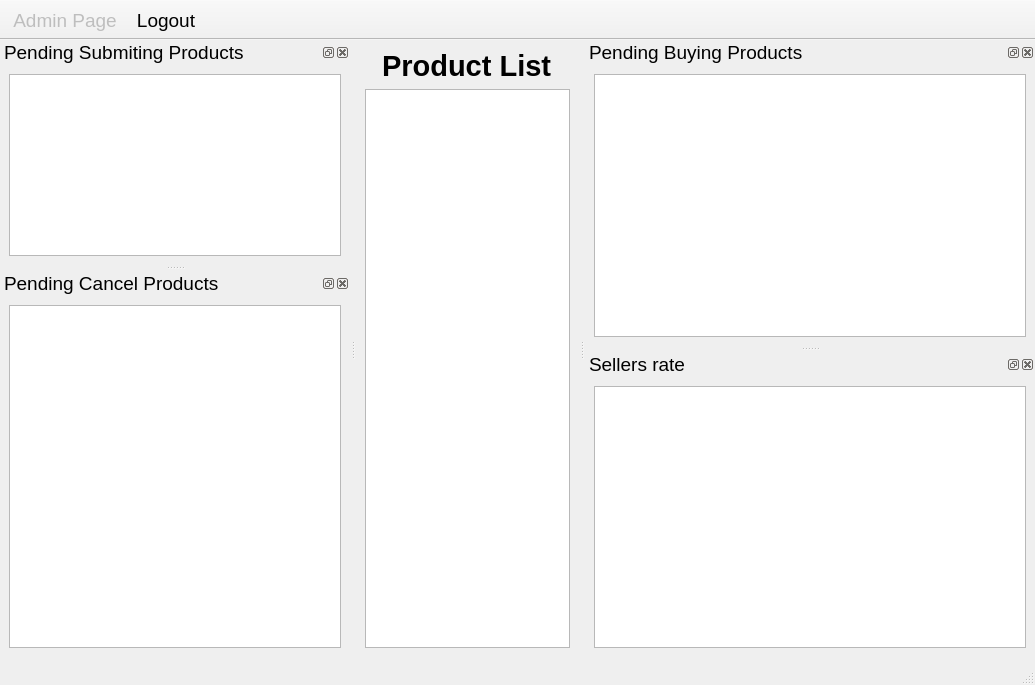
This is admin.ui in MrCode4/Digikala as Qt 5 draws it before an edit. The edited form follows.
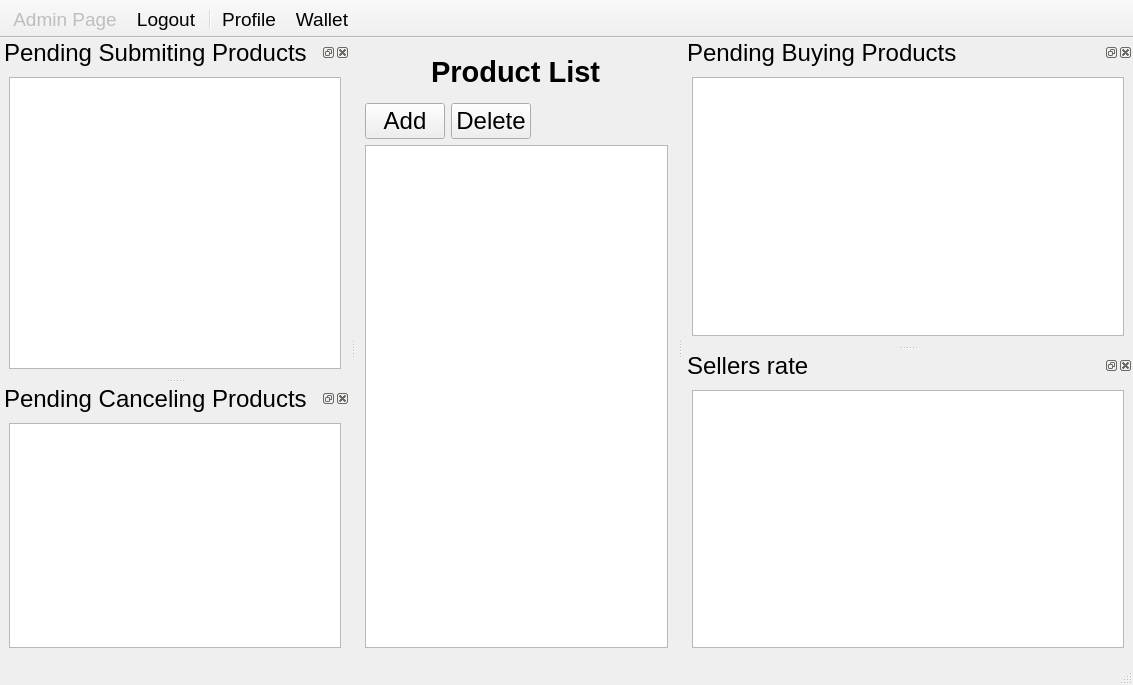
This is the edited form. Icons and pictures are not drawn.

The edit to the form file:
```diff
--- a/admin.ui
+++ b/admin.ui
@@ -6,7 +6,7 @@
    <rect>
     <x>0</x>
     <y>0</y>
-    <width>1035</width>
+    <width>1133</width>
     <height>685</height>
    </rect>
   </property>
@@ -18,10 +18,18 @@
   <property name="windowTitle">
    <string>MainWindow</string>
   </property>
+  <property name="toolButtonStyle">
+   <enum>Qt::ToolButtonTextBesideIcon</enum>
+  </property>
   <widget class="QWidget" name="centralwidget">
+   <layout class="QHBoxLayout" name="horizontalLayout_3">
+    <item>
    <layout class="QVBoxLayout" name="verticalLayout_2">
     <item>
      <layout class="QHBoxLayout" name="horizontalLayout">
+        <property name="spacing">
+         <number>0</number>
+        </property>
       <item>
        <spacer name="horizontalSpacer">
         <property name="orientation">
@@ -35,6 +43,34 @@
         </property>
        </spacer>
       </item>
+        <item>
+         <widget class="QLabel" name="label_2">
+          <property name="minimumSize">
+           <size>
+            <width>50</width>
+            <height>50</height>
+           </size>
+          </property>
+          <property name="maximumSize">
+           <size>
+            <width>50</width>
+            <height>50</height>
+           </size>
+          </property>
+          <property name="text">
+           <string/>
+          </property>
+          <property name="pixmap">
+           <pixmap resource="qdarkstyle/style.qrc">:/images/product.png</pixmap>
+          </property>
+          <property name="scaledContents">
+           <bool>true</bool>
+          </property>
+          <property name="alignment">
+           <set>Qt::AlignCenter</set>
+          </property>
+         </widget>
+        </item>
       <item>
        <widget class="QLabel" name="label">
         <property name="font">
@@ -49,6 +85,34 @@
         </property>
        </widget>
       </item>
+        <item>
+         <widget class="QLabel" name="label_3">
+          <property name="minimumSize">
+           <size>
+            <width>50</width>
+            <height>50</height>
+           </size>
+          </property>
+          <property name="maximumSize">
+           <size>
+            <width>50</width>
+            <height>50</height>
+           </size>
+          </property>
+          <property name="text">
+           <string/>
+          </property>
+          <property name="pixmap">
+           <pixmap resource="qdarkstyle/style.qrc">:/images/product.png</pixmap>
+          </property>
+          <property name="scaledContents">
+           <bool>true</bool>
+          </property>
+          <property name="alignment">
+           <set>Qt::AlignCenter</set>
+          </property>
+         </widget>
+        </item>
       <item>
        <spacer name="horizontalSpacer_2">
         <property name="orientation">
@@ -65,7 +129,74 @@
      </layout>
     </item>
     <item>
-     <widget class="QTableView" name="product_tableView"/>
+       <layout class="QHBoxLayout" name="horizontalLayout_2">
+        <item>
+         <widget class="QPushButton" name="pushButton">
+          <property name="font">
+           <font>
+            <pointsize>18</pointsize>
+           </font>
+          </property>
+          <property name="text">
+           <string>Add</string>
+          </property>
+          <property name="icon">
+           <iconset resource="qdarkstyle/style.qrc">
+            <normaloff>:/images/add.png</normaloff>:/images/add.png</iconset>
+          </property>
+          <property name="iconSize">
+           <size>
+            <width>50</width>
+            <height>30</height>
+           </size>
+          </property>
+         </widget>
+        </item>
+        <item>
+         <widget class="QPushButton" name="pushButton_2">
+          <property name="font">
+           <font>
+            <pointsize>18</pointsize>
+           </font>
+          </property>
+          <property name="text">
+           <string>Delete</string>
+          </property>
+          <property name="icon">
+           <iconset resource="qdarkstyle/style.qrc">
+            <normaloff>:/images/delete.png</normaloff>:/images/delete.png</iconset>
+          </property>
+          <property name="iconSize">
+           <size>
+            <width>30</width>
+            <height>30</height>
+           </size>
+          </property>
+         </widget>
+        </item>
+        <item>
+         <spacer name="horizontalSpacer_3">
+          <property name="orientation">
+           <enum>Qt::Horizontal</enum>
+          </property>
+          <property name="sizeHint" stdset="0">
+           <size>
+            <width>40</width>
+            <height>20</height>
+           </size>
+          </property>
+         </spacer>
+        </item>
+       </layout>
+      </item>
+      <item>
+       <widget class="QTableView" name="product_tableView">
+        <property name="sizeAdjustPolicy">
+         <enum>QAbstractScrollArea::AdjustToContents</enum>
+        </property>
+       </widget>
+      </item>
+     </layout>
     </item>
    </layout>
   </widget>
@@ -77,12 +208,12 @@
    <property name="minimumSize">
     <size>
      <width>0</width>
-     <height>40</height>
+     <height>100</height>
     </size>
    </property>
    <property name="font">
     <font>
-     <pointsize>14</pointsize>
+     <pointsize>16</pointsize>
     </font>
    </property>
    <property name="windowTitle">
@@ -91,6 +222,12 @@
    <property name="movable">
     <bool>false</bool>
    </property>
+   <property name="iconSize">
+    <size>
+     <width>50</width>
+     <height>50</height>
+    </size>
+   </property>
    <property name="floatable">
     <bool>false</bool>
    </property>
@@ -102,14 +239,22 @@
    </attribute>
    <addaction name="actionAdmin_Page"/>
    <addaction name="actionLogout"/>
+   <addaction name="separator"/>
+   <addaction name="actionProfile"/>
+   <addaction name="actionWallet"/>
   </widget>
   <widget class="QDockWidget" name="dockWidget1">
    <property name="minimumSize">
     <size>
      <width>350</width>
-     <height>137</height>
+     <height>181</height>
     </size>
    </property>
+   <property name="font">
+    <font>
+     <pointsize>18</pointsize>
+    </font>
+   </property>
    <property name="windowTitle">
     <string>Pending Submiting Products</string>
    </property>
@@ -138,9 +283,14 @@
    <property name="minimumSize">
     <size>
      <width>450</width>
-     <height>137</height>
+     <height>145</height>
     </size>
    </property>
+   <property name="font">
+    <font>
+     <pointsize>18</pointsize>
+    </font>
+   </property>
    <property name="windowTitle">
     <string>Pending Buying Products</string>
    </property>
@@ -150,7 +300,11 @@
    <widget class="QWidget" name="pending_buying_products_contents">
     <layout class="QVBoxLayout" name="verticalLayout_4">
      <item>
-      <widget class="QTableView" name="buying_tableView"/>
+      <widget class="QTableView" name="buying_tableView">
+       <property name="sizeAdjustPolicy">
+        <enum>QAbstractScrollArea::AdjustToContents</enum>
+       </property>
+      </widget>
      </item>
     </layout>
    </widget>
@@ -159,11 +313,16 @@
    <property name="minimumSize">
     <size>
      <width>200</width>
-     <height>137</height>
+     <height>145</height>
     </size>
    </property>
+   <property name="font">
+    <font>
+     <pointsize>18</pointsize>
+    </font>
+   </property>
    <property name="windowTitle">
-    <string>Pending Cancel Products</string>
+    <string>Pending Canceling Products</string>
    </property>
    <attribute name="dockWidgetArea">
     <number>1</number>
@@ -171,7 +330,11 @@
    <widget class="QWidget" name="pending_canceling_products_contents">
     <layout class="QVBoxLayout" name="verticalLayout_3">
      <item>
-      <widget class="QTableView" name="cancel_tableView"/>
+      <widget class="QTableView" name="cancel_tableView">
+       <property name="sizeAdjustPolicy">
+        <enum>QAbstractScrollArea::AdjustToContents</enum>
+       </property>
+      </widget>
      </item>
     </layout>
    </widget>
@@ -180,9 +343,14 @@
    <property name="minimumSize">
     <size>
      <width>200</width>
-     <height>137</height>
+     <height>145</height>
     </size>
    </property>
+   <property name="font">
+    <font>
+     <pointsize>18</pointsize>
+    </font>
+   </property>
    <property name="windowTitle">
     <string>Sellers rate</string>
    </property>
@@ -192,7 +360,11 @@
    <widget class="QWidget" name="average_sellers_rate_contents">
     <layout class="QVBoxLayout" name="verticalLayout_5">
      <item>
-      <widget class="QTableView" name="rate_tableView"/>
+      <widget class="QTableView" name="rate_tableView">
+       <property name="sizeAdjustPolicy">
+        <enum>QAbstractScrollArea::AdjustToContents</enum>
+       </property>
+      </widget>
      </item>
     </layout>
    </widget>
@@ -207,6 +379,11 @@
    <property name="toolTip">
     <string>Admin Page</string>
    </property>
+   <property name="font">
+    <font>
+     <pointsize>14</pointsize>
+    </font>
+   </property>
   </action>
   <action name="actionLogout">
    <property name="enabled">
@@ -215,6 +392,42 @@
    <property name="text">
     <string>Logout</string>
    </property>
+   <property name="font">
+    <font>
+     <pointsize>14</pointsize>
+    </font>
+   </property>
+  </action>
+  <action name="actionWallet">
+   <property name="icon">
+    <iconset resource="qdarkstyle/style.qrc">
+     <normaloff>:/images/wallet.png</normaloff>:/images/wallet.png</iconset>
+   </property>
+   <property name="text">
+    <string>Wallet</string>
+   </property>
+   <property name="toolTip">
+    <string>wallet</string>
+   </property>
+   <property name="font">
+    <font>
+     <pointsize>14</pointsize>
+    </font>
+   </property>
+  </action>
+  <action name="actionProfile">
+   <property name="icon">
+    <iconset resource="qdarkstyle/style.qrc">
+     <normaloff>:/images/profile.png</normaloff>:/images/profile.png</iconset>
+   </property>
+   <property name="text">
+    <string>Profile</string>
+   </property>
+   <property name="font">
+    <font>
+     <pointsize>14</pointsize>
+    </font>
+   </property>
   </action>
  </widget>
  <resources/>
```
Left out of the diff: 8 changed lines with no effect on the pictures. Lines whose indentation alone changed are shown as unchanged.
